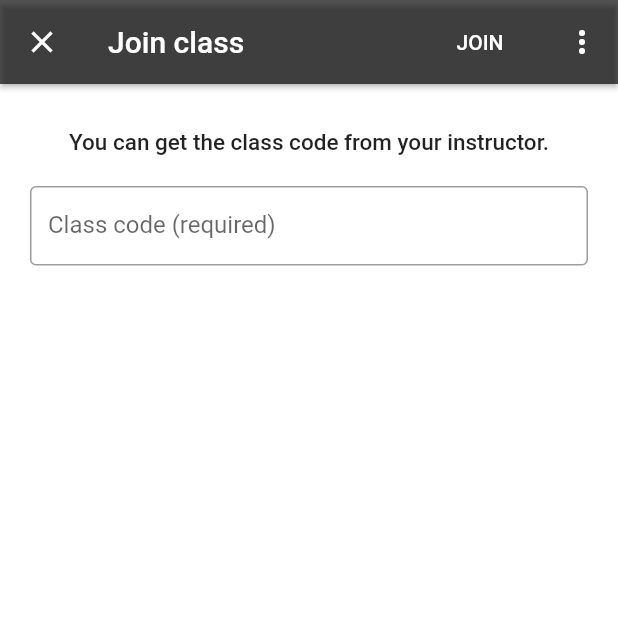
After one commit to Ali-Elganzory/Attend, a Flutter app: the JoinClassroomScreen screen opened by its route, on a phone screen of 412 x 824 dp, the top half of it. The commit adds this screen. Run offline on Flutter 3.47's test engine with Material 2 defaults, Android fonts, the phone set to English and light mode, and no system bars; our stand-ins replace cloud_firestore, firebase_auth, shared_preferences, tuple; missing offline and left inert: excel; accounts and stored records are empty; statements that could not run were skipped.

Commit message:
Student counterparts till last v attended to

```diff
--- a/lib/models/student.dart
+++ b/lib/models/student.dart
@@ -3,7 +3,9 @@ import './student_classroom.dart';
 
 class Student extends Person {
   String _id;
-  List<StudentClassroom> _classrooms;
+  String _email;
+  String _collegeId;
+  List<StudentClassroom> _classrooms = [];
 
   String get id => this._id;
 
@@ -11,9 +13,25 @@ class Student extends Person {
     this._id = id;
   }
 
+  String get email => this._email;
+
+  set email(String email) {
+    this._email = email;
+  }
+
+  String get collegeId => this._collegeId;
+
+  set collegeId(String collegeId) {
+    this._collegeId = collegeId;
+  }
+
   List<StudentClassroom> get classrooms => this._classrooms;
 
   set classrooms(List<StudentClassroom> classrooms) {
     this._classrooms = classrooms;
   }
+
+  void addClassroom(Map<String, dynamic> classroom) {
+    _classrooms.add(StudentClassroom.fromMap(classroom));
+  }
 }
--- a/lib/providers/instructor_classrooms.dart
+++ b/lib/providers/instructor_classrooms.dart
@@ -81,13 +81,15 @@ class InstructorClassrooms extends Instructor with ChangeNotifier {
     DocumentReference classroom =
         await _firestore.collection('classrooms').add({
       'owner': _userId,
-      'instructor': 'nnnnnnn',
+      'instructorName': 'nnnnnnn',
+      'instructorEmail': email,
       'name': name,
       'weekDay': weekDay,
       'startTime': startTime,
       'endTime': endTime,
     });
 
+    this.classrooms = [];
     await this.fetchClassrooms();
 
     createClassroomLoading = false;
--- a/lib/screens/create_classroom_screen.dart
+++ b/lib/screens/create_classroom_screen.dart
@@ -6,21 +6,21 @@ import '../providers/instructor_classrooms.dart';
 
 import '../components/custom_dialog.dart';
 
-import '../utils/week_day.dart';
+import '../utils/constants/week_day.dart';
 import '../utils/validators/classroom_name_validator.dart';
 import '../utils/validators/hours_validator.dart';
 import '../utils/validators/minutes_validator.dart';
 
-class CreateClassroom extends StatefulWidget {
+class CreateClassroomScreen extends StatefulWidget {
   static const routeName = '/createClassroom';
 
-  CreateClassroom({Key key}) : super(key: key);
+  CreateClassroomScreen({Key key}) : super(key: key);
 
   @override
-  _CreateClassroomState createState() => _CreateClassroomState();
+  _CreateClassroomScreenState createState() => _CreateClassroomScreenState();
 }
 
-class _CreateClassroomState extends State<CreateClassroom> {
+class _CreateClassroomScreenState extends State<CreateClassroomScreen> {
   final GlobalKey<FormState> _formKey = GlobalKey<FormState>();
 
   final GlobalKey<FormFieldState> _nameKey = GlobalKey<FormFieldState>();
--- /dev/null
+++ b/lib/screens/join_classroom_screen.dart
@@ -0,0 +1,143 @@
+import 'package:flutter/material.dart';
+
+import 'package:provider/provider.dart';
+
+import '../providers/student_classrooms.dart';
+
+import '../components/custom_dialog.dart';
+
+import '../utils/validators/classroom_code_validator.dart';
+
+class JoinClassroomScreen extends StatefulWidget {
+  static const routeName = '/joinClassroom';
+
+  @override
+  _JoinClassroomScreenState createState() => _JoinClassroomScreenState();
+}
+
+class _JoinClassroomScreenState extends State<JoinClassroomScreen> {
+  final GlobalKey<FormState> _formKey = GlobalKey<FormState>();
+
+  final GlobalKey<FormFieldState> _classroomCodeKey =
+      GlobalKey<FormFieldState>();
+
+  String _classroomCode;
+
+  bool _enableJoin = false;
+
+  @override
+  Widget build(BuildContext context) {
+    return Scaffold(
+      appBar: AppBar(
+        backgroundColor: Color(0xAA000000),
+        elevation: 1.5,
+        title: Text('Join class'),
+        leading: IconButton(
+          icon: Icon(Icons.close),
+          onPressed: () {
+            Navigator.pop(context);
+          },
+        ),
+        actions: <Widget>[
+          Selector<StudentClassrooms, bool>(
+            selector: (_, student) => student.joinClassroomLoading,
+            builder: (_, joinClassroomLoading, __) => joinClassroomLoading
+                ? AspectRatio(
+                    aspectRatio: 1 / 1,
+                    child: Container(
+                      padding: const EdgeInsets.all(5.0),
+                      child: CircularProgressIndicator(),
+                    ),
+                  )
+                : FlatButton(
+                    textColor: Colors.white,
+                    disabledColor: Colors.transparent,
+                    disabledTextColor: Colors.grey,
+                    onPressed: this._enableJoin
+                        ? () async {
+                            if (_formKey.currentState.validate()) {
+                              _formKey.currentState.save();
+
+                              try {
+                                await Provider.of<StudentClassrooms>(context,
+                                        listen: false)
+                                    .joinClassroom(
+                                  classroomCode: _classroomCode,
+                                );
+
+                                Navigator.pop(context);
+                              } catch (error) {
+                                Provider.of<StudentClassrooms>(context,
+                                        listen: false)
+                                    .joinClassroomLoading = false;
+                                showErrorDialog(context, error.toString());
+                              }
+                            }
+                          }
+                        : null,
+                    child: Text(
+                      'JOIN',
+                    ),
+                  ),
+          ),
+          IconButton(
+            icon: Icon(
+              Icons.more_vert,
+              color: Colors.white,
+            ),
+            onPressed: () {},
+          ),
+        ],
+      ),
+      body: Container(
+        padding: const EdgeInsets.symmetric(horizontal: 20.0, vertical: 30.0),
+        child: Form(
+          key: _formKey,
+          child: Column(
+            crossAxisAlignment: CrossAxisAlignment.center,
+            children: <Widget>[
+              Text(
+                'You can get the class code from your instructor.',
+                textAlign: TextAlign.center,
+              ),
+              const SizedBox(height: 20.0),
+              TextFormField(
+                key: _classroomCodeKey,
+                decoration: classInputDecoration,
+                onChanged: (code) {
+                  if (code.trim().isNotEmpty) {
+                    this._enableJoin = true;
+                    setState(() {});
+                  } else {
+                    this._enableJoin = false;
+                    setState(() {});
+                  }
+                },
+                validator: validateClassroomCode,
+                onSaved: (code) {
+                  this._classroomCode = code;
+                },
+              ),
+              const SizedBox(height: 20.0),
+            ],
+          ),
+        ),
+      ),
+    );
+  }
+}
+
+InputDecoration classInputDecoration = InputDecoration(
+  border: OutlineInputBorder(
+    borderSide: BorderSide(
+      color: Colors.black,
+      width: 8.0,
+    ),
+  ),
+  labelText: 'Class code (required)',
+  labelStyle: TextStyle(fontSize: 16.0, fontWeight: FontWeight.w400),
+  contentPadding: const EdgeInsets.symmetric(
+    horizontal: 12.0,
+    vertical: 16.0,
+  ),
+);
--- /dev/null
+++ b/lib/utils/excel/create_excel.dart
@@ -0,0 +1 @@
+import 'package:excel/excel.dart';
--- /dev/null
+++ b/lib/utils/validators/classroom_code_validator.dart
@@ -0,0 +1,4 @@
+String validateClassroomCode(String code) {
+  if (code.trim().length != 20) return "Code must be 20 characters.";
+  return null;
+}
```
Also changed, not shown: lib/main.dart (+17 -4 lines), lib/models/date.dart (+9 -1 lines), lib/models/student_classroom.dart (+49 -4 lines), lib/providers/auth.dart (+11 -8 lines), lib/providers/student_classrooms.dart (+131 -0 lines), lib/screens/instructor_classrooms_screen.dart (renamed from lib/screens/home_screen.dart, +6 -4 lines), lib/screens/student_classrooms_screen.dart (added, +146 -0 lines), lib/utils/constants/month_name.dart (renamed from lib/utils/month_name.dart), lib/utils/constants/week_day.dart (renamed from lib/utils/week_day.dart).
